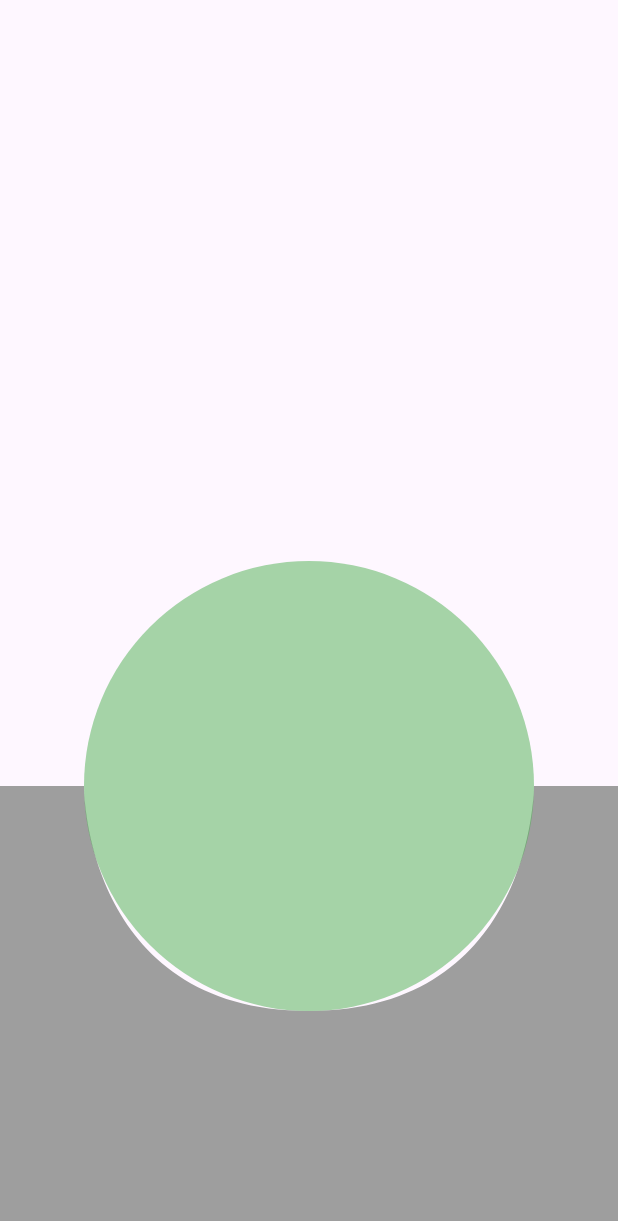
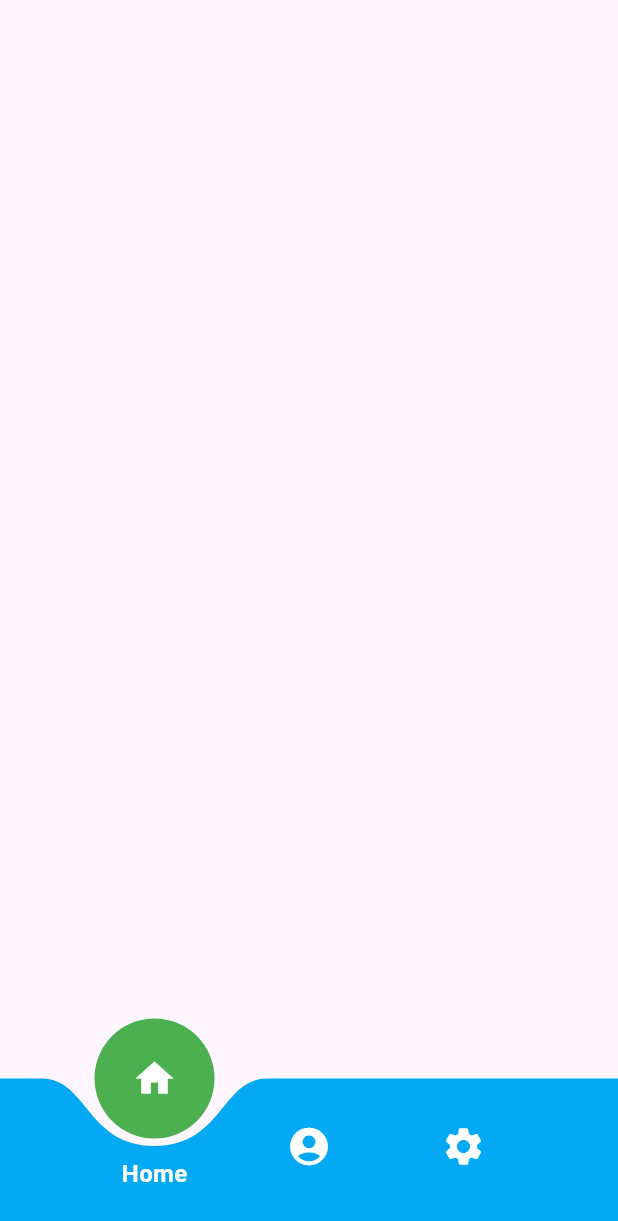
Before and after one commit to hunghv-dev/circle_navigation, a Flutter app: the screen it shows after launch, on a phone screen of 412 x 824 dp. Shown: the top 1221 px of the screen. Run offline on Flutter 3.47's test engine with Material 3 defaults, Android fonts, the phone set to English and light mode, and no system bars.

Commit message:
add navigation item, background

```diff
--- a/example/lib/main.dart
+++ b/example/lib/main.dart
@@ -16,8 +16,39 @@ class _MyAppState extends State<MyApp> {
   @override
   Widget build(BuildContext context) {
     return Scaffold(
-      body: Container(),
-      bottomNavigationBar: const CircleNavigation( ),
+      bottomNavigationBar: CircleNavigation(
+        items: [
+          Item(
+              icon: const Icon(
+                Icons.home,
+                color: Colors.white,
+                size: 30,
+              ),
+              label: 'Home'),
+          Item(
+              icon: const Icon(
+                Icons.account_circle,
+                color: Colors.white,
+                size: 30,
+              ),
+              label: 'User'),
+          Item(
+              icon: const Icon(
+                Icons.settings,
+                color: Colors.white,
+                size: 30,
+              ),
+              label: 'Settings'),
+        ],
+        textStyle: const TextStyle(
+          color: Colors.white,
+          fontSize: 16,
+          fontWeight: FontWeight.bold,
+        ),
+        circleColor: Colors.green,
+        navColor: Colors.lightBlue,
+        onChange: (_) {},
+      ),
     );
   }
 }
--- a/lib/circle_navigation.dart
+++ b/lib/circle_navigation.dart
@@ -1,3 +1,4 @@
 library circle_navigation;
 
 export 'src/circle_navigation.dart';
+export 'src/item/item.dart';
--- /dev/null
+++ b/lib/src/background/background.dart
@@ -0,0 +1,88 @@
+import 'package:flutter/material.dart';
+import 'painter.dart';
+import '../utils.dart';
+
+class Background extends StatefulWidget {
+  final int index;
+  final int total;
+  final double? itemSpacing;
+  final Curve curve;
+  final int duration;
+  final double circleWidth;
+  final double circleMargin;
+  final double outlineRadius;
+  final BorderRadius cornerRadius;
+  final Color navColor;
+  final Color circleColor;
+
+  const Background({
+    super.key,
+    required this.index,
+    required this.total,
+    this.itemSpacing,
+    required this.curve,
+    required this.duration,
+    required this.circleWidth,
+    required this.circleMargin,
+    required this.outlineRadius,
+    required this.cornerRadius,
+    required this.navColor,
+    required this.circleColor,
+  });
+
+  @override
+  State<Background> createState() => _BackgroundState();
+}
+
+class _BackgroundState extends State<Background>
+    with SingleTickerProviderStateMixin {
+  late final AnimationController _animationController;
+
+  double get _value =>
+      context.percent(widget.itemSpacing, widget.index, widget.total);
+
+  @override
+  void initState() {
+    super.initState();
+    _animationController = AnimationController(
+      vsync: this,
+      duration: Duration(milliseconds: widget.duration),
+    );
+    WidgetsBinding.instance
+        .addPostFrameCallback((_) => _animationController.value = _value);
+  }
+
+  @override
+  void didUpdateWidget(covariant Background oldWidget) {
+    if (widget.index != oldWidget.index) {
+      _animationController.stop();
+      _animationController.animateTo(_value, curve: widget.curve);
+    }
+    super.didUpdateWidget(oldWidget);
+  }
+
+  @override
+  void dispose() {
+    _animationController.dispose();
+    super.dispose();
+  }
+
+  @override
+  Widget build(BuildContext context) => Padding(
+        padding: EdgeInsets.only(top: widget.circleWidth / 2),
+        child: AnimatedBuilder(
+          animation: _animationController,
+          builder: (_, __) => CustomPaint(
+            painter: Painter(
+              circleWidth: widget.circleWidth,
+              circleMargin: widget.circleMargin,
+              outlineRadius: widget.outlineRadius,
+              cornerRadius: widget.cornerRadius,
+              circleX: context.offsetX(_animationController.value),
+              navColor: widget.navColor,
+              circleColor: widget.circleColor,
+            ),
+          ),
+        ),
+      );
+}
--- /dev/null
+++ b/lib/src/background/painter.dart
@@ -0,0 +1,61 @@
+import 'package:flutter/material.dart';
+
+class Painter extends CustomPainter {
+  final double circleX;
+  final double circleWidth;
+  final double circleMargin;
+  final double outlineRadius;
+  final BorderRadius cornerRadius;
+  final Color navColor;
+  final Color circleColor;
+
+  const Painter({
+    required this.circleX,
+    required this.circleWidth,
+    required this.circleMargin,
+    required this.outlineRadius,
+    required this.cornerRadius,
+    required this.navColor,
+    required this.circleColor,
+  });
+
+  @override
+  void paint(Canvas canvas, Size size) {
+    final navPath = Path();
+
+    navPath.moveTo(0, cornerRadius.topLeft.y);
+    navPath.quadraticBezierTo(0, 0, cornerRadius.topLeft.x, 0);
+
+    final circleR = circleWidth / 2 + circleMargin;
+    final startX = circleX - circleR - outlineRadius;
+    navPath.lineTo(startX, 0);
+    navPath.cubicTo(startX + outlineRadius, 0, circleX - circleR, circleR,
+        circleX, circleR);
+
+    final endX = circleX + circleR + outlineRadius;
+    navPath.cubicTo(
+        circleX + circleR, circleR, endX - outlineRadius, 0, endX, 0);
+
+    final width = size.width;
+    final height = size.height;
+    navPath.lineTo(width - cornerRadius.topRight.x, 0);
+    navPath.quadraticBezierTo(width, 0, width, cornerRadius.topRight.y);
+    navPath.lineTo(width, height - cornerRadius.bottomRight.y);
+    navPath.quadraticBezierTo(
+        width, height, width - cornerRadius.bottomRight.x, height);
+    navPath.lineTo(cornerRadius.bottomLeft.x, height);
+    navPath.quadraticBezierTo(0, height, 0, height - cornerRadius.bottomLeft.y);
+    navPath.close();
+
+    canvas.drawPath(navPath, Paint()..color = navColor);
+
+    canvas.drawCircle(
+      Offset(circleX, 0),
+      circleWidth / 2,
+      Paint()..color = circleColor,
+    );
+  }
+
+  @override
+  bool shouldRepaint(covariant Painter oldDelegate) => this != oldDelegate;
+}
--- a/lib/src/circle_navigation.dart
+++ b/lib/src/circle_navigation.dart
@@ -1,27 +1,126 @@
 import 'package:flutter/material.dart';
+import 'background/background.dart';
+import 'item/item.dart';
+import 'item/nav_item.dart';
+import 'utils.dart';
 
-import 'painter.dart';
+class CircleNavigation extends StatefulWidget {
+  final int initIndex;
+  final List<Item> items;
+  final ValueSetter<int> onChange;
+  final double height;
+  final double? itemSpacing;
+  final double circleWidth;
+  final double circleMargin;
+  final double outlineRadius;
+  final BorderRadius cornerRadius;
+  final Color navColor;
+  final Color circleColor;
+  final TextStyle? textStyle;
+  final double textPadding;
+  final Curve curve;
+  final int duration;
 
-class CircleNavigation extends StatelessWidget {
-  final double height;
-
-  const CircleNavigation({super.key, this.height = 300});
+  const CircleNavigation({
+    super.key,
+    this.initIndex = 0,
+    required this.items,
+    required this.onChange,
+    this.height = 100,
+    this.itemSpacing,
+    this.circleWidth = 80,
+    this.circleMargin = 5,
+    this.outlineRadius = 30,
+    this.cornerRadius = BorderRadius.zero,
+    this.navColor = Colors.grey,
+    this.circleColor = Colors.grey,
+    this.textStyle,
+    this.textPadding = 0.0,
+    this.curve = Curves.ease,
+    this.duration = 300,
+  })  : assert(initIndex >= 0 && initIndex < items.length,
+            'initIndex must be positive and less than items.length'),
+        assert(items.length >= 2, 'items must have at least 2 elements'),
+        assert(circleWidth > 0, 'circleWidth must be greater than 0'),
+        assert(height > circleWidth, 'height must be greater than circleWidth'),
+        assert(itemSpacing == null || itemSpacing >= 0,
+            'itemSpacing must be null or positive'),
+        assert(circleMargin >= 0, 'circleMargin must be positive'),
+        assert(outlineRadius >= 0, 'outlineRadius must be positive'),
+        assert(textPadding >= 0, 'textPadding must be positive'),
+        assert(duration >= 0, 'duration must be positive');
 
   @override
-  Widget build(BuildContext context) {
-    final screenWidth = MediaQuery.of(context).size.width;
-    return SizedBox(
-      height: height,
-      child: CustomPaint(
-        painter: Painter(
-          circleWidth: 300,
-          circleMargin: 0,
-          outlineRadius: 0,
-          navHeight: height,
-          cornerRadius: BorderRadius.circular(10),
-          circleX: screenWidth * 0.5,
+  State<CircleNavigation> createState() => _CircleNavigationState();
+}
+
+class _CircleNavigationState extends State<CircleNavigation> {
+  late int _index;
+
+  @override
+  void initState() {
+    super.initState();
+    _index = widget.initIndex;
+  }
+
+  @override
+  void didUpdateWidget(covariant CircleNavigation oldWidget) {
+    if (widget.initIndex != oldWidget.initIndex) {
+      setState(() => _index = widget.initIndex);
+    }
+    super.didUpdateWidget(oldWidget);
+  }
+
+  @override
+  Widget build(BuildContext context) => SizedBox(
+        height: widget.height + widget.circleWidth / 2 + widget.circleMargin,
+        width: double.infinity,
+        child: Stack(
+          children: [
+            Positioned.fill(
+              child: Background(
+                index: _index,
+                total: widget.items.length,
+                itemSpacing: widget.itemSpacing,
+                curve: widget.curve,
+                duration: widget.duration,
+                circleWidth: widget.circleWidth,
+                circleMargin: widget.circleMargin,
+                outlineRadius: widget.outlineRadius,
+                cornerRadius: widget.cornerRadius,
+                navColor: widget.navColor,
+                circleColor: widget.circleColor,
+              ),
+            ),
+            ...List<Widget>.generate(
+              widget.items.length,
+              (index) => Positioned(
+                left: context.offsetX(
+                  context.percent(
+                      widget.itemSpacing, index, widget.items.length),
+                ),
+                child: FractionalTranslation(
+                  translation: const Offset(-0.5, 0),
+                  child: NavItem(
+                    item: widget.items[index],
+                    textStyle: widget.textStyle,
+                    textPadding: widget.textPadding,
+                    onTap: index == _index
+                        ? null
+                        : () {
+                            widget.onChange(index);
+                            setState(() => _index = index);
+                          },
+                    selected: index == _index,
+                    circleWidth: widget.circleWidth,
+                    circleMargin: widget.circleMargin,
+                    curve: widget.curve,
+                    duration: widget.duration,
+                  ),
+                ),
+              ),
+            ),
+          ],
         ),
-      ),
-    );
-  }
+      );
 }
--- /dev/null
+++ b/lib/src/item/item.dart
@@ -0,0 +1,8 @@
+import 'package:flutter/material.dart';
+
+class Item {
+  final Widget icon;
+  final String label;
+
+  Item({required this.icon, this.label = ''});
+}
--- /dev/null
+++ b/lib/src/item/nav_item.dart
@@ -0,0 +1,65 @@
+import 'package:flutter/material.dart';
+import 'item.dart';
+
+class NavItem extends StatelessWidget {
+  final Item item;
+  final TextStyle? textStyle;
+  final double textPadding;
+  final VoidCallback? onTap;
+  final bool selected;
+  final double circleWidth;
+  final double circleMargin;
+  final Curve curve;
+  final int duration;
+
+  const NavItem({
+    super.key,
+    required this.item,
+    this.textStyle,
+    required this.textPadding,
+    required this.onTap,
+    required this.selected,
+    required this.circleWidth,
+    required this.circleMargin,
+    required this.curve,
+    required this.duration,
+  });
+
+  @override
+  Widget build(BuildContext context) => Padding(
+        padding: EdgeInsets.only(top: circleWidth / 2),
+        child: Column(
+          mainAxisSize: MainAxisSize.min,
+          children: [
+            AnimatedSlide(
+              offset: Offset(0, selected ? -0.5 : 1),
+              duration: Duration(milliseconds: (duration * 1.1).toInt()),
+              curve: curve,
+              child: GestureDetector(
+                onTap: onTap,
+                behavior: HitTestBehavior.translucent,
+                child: item.icon,
+              ),
+            ),
+            SizedBox(height: circleWidth / 2 + circleMargin),
+            AnimatedOpacity(
+              opacity: selected ? 1 : 0,
+              duration: Duration(milliseconds: (duration * 0.5).toInt()),
+              curve: curve,
+              child: Padding(
+                padding: EdgeInsets.only(top: textPadding),
+                child: AnimatedSlide(
+                  offset: Offset(0, selected ? -1 : 1),
+                  duration: Duration(milliseconds: (duration * 1.2).toInt()),
+                  curve: Curves.ease,
+                  child: Text(
+                    item.label,
+                    style: textStyle,
+                  ),
+                ),
+              ),
+            )
+          ],
+        ),
+      );
+}
--- a/lib/src/painter.dart
+++ /dev/null
@@ -1,50 +0,0 @@
-import 'package:flutter/material.dart';
-
-class Painter extends CustomPainter {
-  final double circleX;
-  final double circleWidth;
-  final double circleMargin;
-  final double outlineRadius;
-  final double navHeight;
-  final BorderRadius cornerRadius;
-
-  Painter({
-    required this.circleX,
-    required this.circleWidth,
-    required this.circleMargin,
-    required this.outlineRadius,
-    required this.navHeight,
-    required this.cornerRadius,
-  });
-
-  @override
-  void paint(Canvas canvas, Size size) {
-    final navPath = Path()..moveTo(0, 0);
-
-    final circleR = circleWidth / 2 + circleMargin;
-    final start = circleX - circleR - outlineRadius;
-    navPath.lineTo(start, 0);
-    navPath.cubicTo(
-        start + outlineRadius, 0, circleX - circleR, circleR, circleX, circleR);
-
-    final end = circleX + circleR + outlineRadius;
-    navPath.cubicTo(circleX + circleR, circleR, end - outlineRadius, 0, end, 0);
-
-    final width = size.width;
-    navPath.lineTo(width, 0);
-    navPath.lineTo(width, navHeight);
-    navPath.lineTo(0, navHeight);
-    navPath.close();
-
-    final navPaint = Paint();
-    navPaint.color = Colors.grey;
-
-    canvas.drawPath(navPath, navPaint);
-
-    canvas.drawCircle(
-        Offset(circleX, 0), circleWidth / 2, Paint()..color = Colors.green.withOpacity(0.5));
-  }
-
-  @override
-  bool shouldRepaint(covariant CustomPainter oldDelegate) => true;
-}
--- /dev/null
+++ b/lib/src/utils.dart
@@ -0,0 +1,11 @@
+import 'package:flutter/material.dart';
+
+extension BuildContextExt on BuildContext {
+  double get _screenWidth => MediaQuery.of(this).size.width;
+
+  double offsetX(double percent) => percent * _screenWidth;
+
+  double percent(double? spacing, int index, int total) => spacing == null
+      ? (index + 1) / (total + 1)
+      : (index - (total - 1) * 0.5) * spacing / _screenWidth + 0.5;
+}
```
Also changed, not shown: example/pubspec.lock (deleted), 1 other file.
